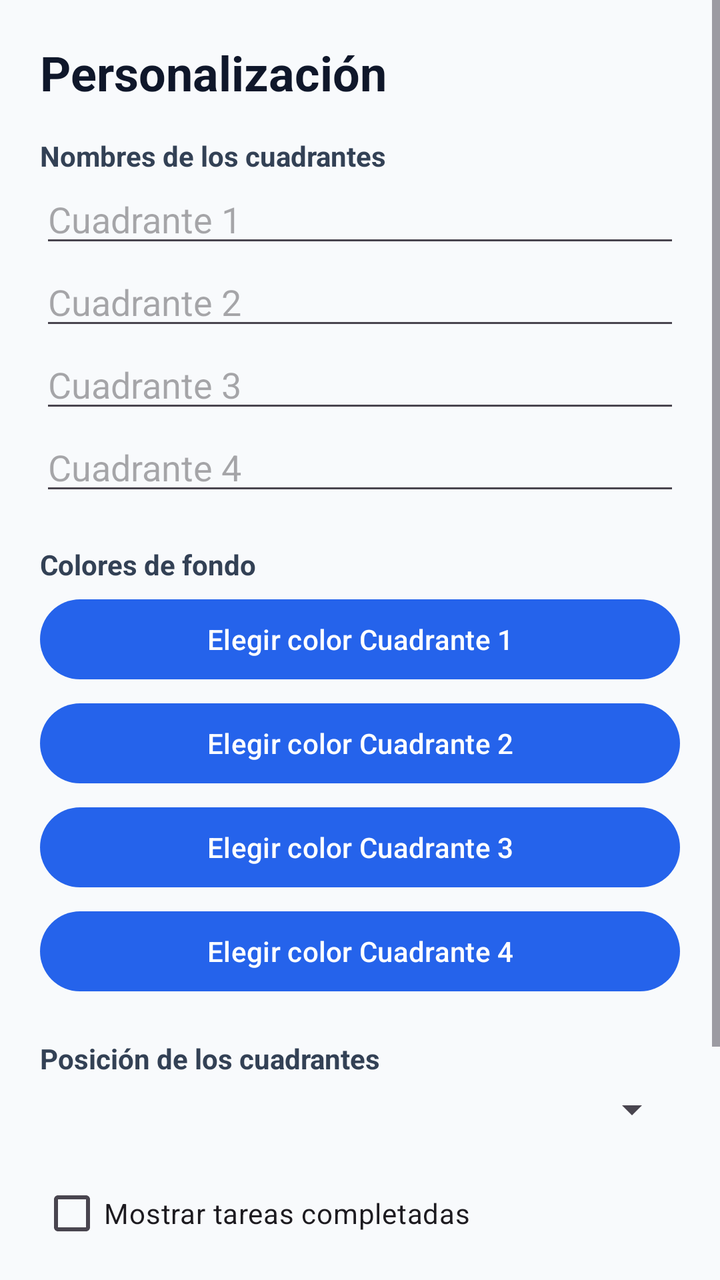
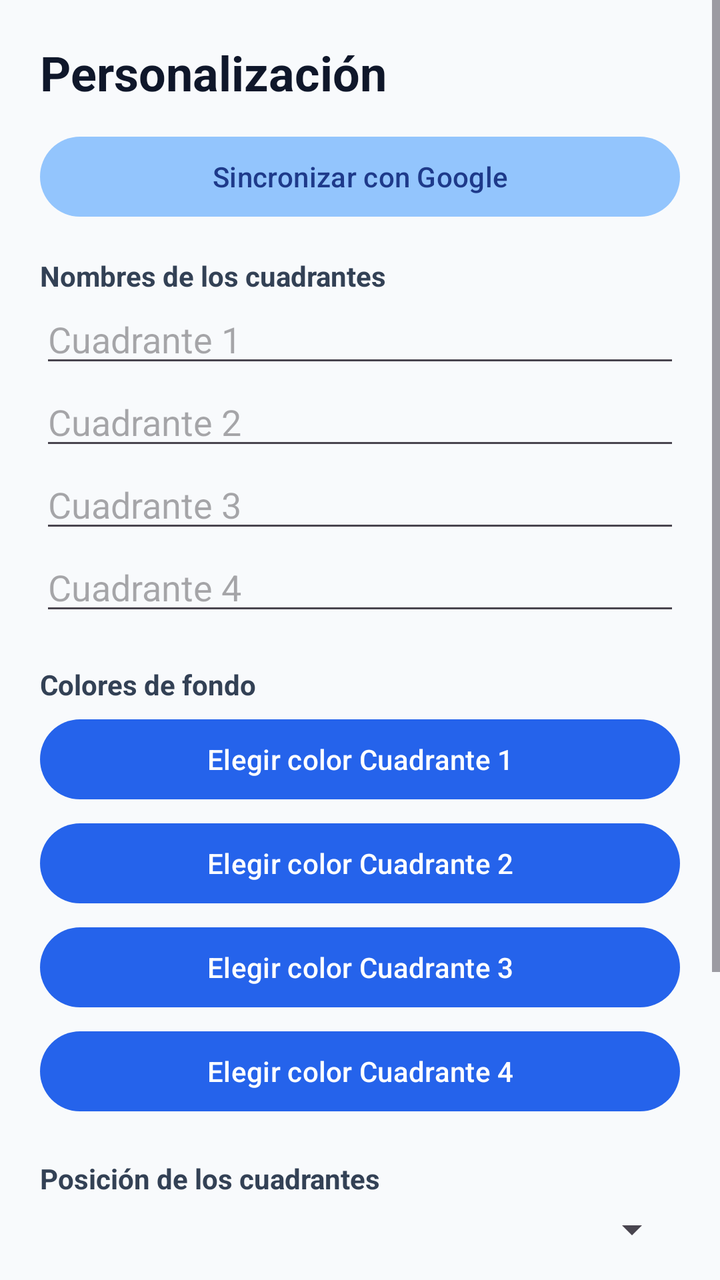

An Android layout rendered at two revisions. The XML below is the earlier revision; the diff shows what the commit changed to produce the second picture.
<!-- AndroidManifest.xml: application theme AppTheme -->
<!-- res/layout/activity_settings.xml -->
<?xml version="1.0" encoding="utf-8"?>
<ScrollView xmlns:android="http://schemas.android.com/apk/res/android"
    xmlns:app="http://schemas.android.com/apk/res-auto"
    android:layout_width="match_parent"
    android:layout_height="match_parent"
    android:background="#F8FAFC"
    android:fillViewport="true">

    <LinearLayout
        android:layout_width="match_parent"
        android:layout_height="wrap_content"
        android:orientation="vertical"
        android:padding="20dp">

        <TextView
            android:layout_width="match_parent"
            android:layout_height="wrap_content"
            android:text="@string/custom_title"
            android:textColor="#0F172A"
            android:textSize="24sp"
            android:textStyle="bold" />

        <TextView
            android:layout_width="match_parent"
            android:layout_height="wrap_content"
            android:layout_marginTop="16dp"
            android:text="Nombres de los cuadrantes"
            android:textColor="#334155"
            android:textStyle="bold" />

        <EditText
            android:id="@+id/etTitleQ1"
            android:layout_width="match_parent"
            android:layout_height="wrap_content"
            android:hint="Cuadrante 1"
            android:inputType="textCapSentences"
            android:maxLines="1" />
        <EditText
            android:id="@+id/etTitleQ2"
            android:layout_width="match_parent"
            android:layout_height="wrap_content"
            android:hint="Cuadrante 2"
            android:inputType="textCapSentences"
            android:maxLines="1" />
        <EditText
            android:id="@+id/etTitleQ3"
            android:layout_width="match_parent"
            android:layout_height="wrap_content"
            android:hint="Cuadrante 3"
            android:inputType="textCapSentences"
            android:maxLines="1" />
        <EditText
            android:id="@+id/etTitleQ4"
            android:layout_width="match_parent"
            android:layout_height="wrap_content"
            android:hint="Cuadrante 4"
            android:inputType="textCapSentences"
            android:maxLines="1" />

        <TextView
            android:layout_width="match_parent"
            android:layout_height="wrap_content"
            android:layout_marginTop="20dp"
            android:text="Colores de fondo"
            android:textColor="#334155"
            android:textStyle="bold" />

        <Button
            android:id="@+id/btnColorQ1"
            android:layout_width="match_parent"
            android:layout_height="wrap_content"
            android:layout_marginTop="4dp"
            android:text="Elegir color Cuadrante 1" />
        <Button
            android:id="@+id/btnColorQ2"
            android:layout_width="match_parent"
            android:layout_height="wrap_content"
            android:layout_marginTop="4dp"
            android:text="Elegir color Cuadrante 2" />
        <Button
            android:id="@+id/btnColorQ3"
            android:layout_width="match_parent"
            android:layout_height="wrap_content"
            android:layout_marginTop="4dp"
            android:text="Elegir color Cuadrante 3" />
        <Button
            android:id="@+id/btnColorQ4"
            android:layout_width="match_parent"
            android:layout_height="wrap_content"
            android:layout_marginTop="4dp"
            android:text="Elegir color Cuadrante 4" />

        <TextView
            android:layout_width="match_parent"
            android:layout_height="wrap_content"
            android:layout_marginTop="20dp"
            android:text="Posición de los cuadrantes"
            android:textColor="#334155"
            android:textStyle="bold" />

        <Spinner
            android:id="@+id/spinnerOrder"
            android:layout_width="match_parent"
            android:layout_height="wrap_content"
            android:layout_marginTop="4dp" />

        <CheckBox
            android:id="@+id/showCompleted"
            android:layout_width="match_parent"
            android:layout_height="wrap_content"
            android:layout_marginTop="16dp"
            android:text="@string/show_completed" />

        
        <com.google.android.material.button.MaterialButton
            android:id="@+id/btnTestNotifySettings"
            style="@style/Widget.Material3.Button.TonalButton"
            android:layout_width="match_parent"
            android:layout_height="wrap_content"
            android:layout_marginTop="24dp"
            app:backgroundTint="#93C5FD"
            android:textColor="#1E3A8A"
            android:text="@string/test_reminder" />

        <Button
            android:id="@+id/btnSaveSettings"
            android:layout_width="match_parent"
            android:layout_height="wrap_content"
            android:layout_marginTop="12dp"
            android:text="@string/save_settings" />
    </LinearLayout>
</ScrollView>
<!-- resources referenced by this layout -->
<resources>
  <string name="custom_title">Personalización</string>
  <string name="save_settings">Guardar y actualizar widget</string>
  <string name="show_completed">Mostrar tareas completadas</string>
  <string name="test_reminder">Probar recordatorio</string>
  <style name="AppTheme" parent="Theme.Material3.Light.NoActionBar">
          <item name="colorPrimary">#2563EB</item>
          <item name="android:statusBarColor">#0F172A</item>
          <item name="android:navigationBarColor">#0F172A</item>
      </style>
</resources>

<!-- the commit's change to res/layout/activity_settings.xml (unified diff, before → after) -->
@@ -20,6 +20,16 @@
             android:textSize="24sp"
             android:textStyle="bold" />
 
+        
+        <com.google.android.material.button.MaterialButton
+            android:id="@+id/btnGoogleSync"
+            android:layout_width="match_parent"
+            android:layout_height="wrap_content"
+            android:layout_marginTop="12dp"
+            android:text="Sincronizar con Google"
+            app:backgroundTint="#93C5FD"
+            android:textColor="#1E3A8A" />
+
         <TextView
             android:layout_width="match_parent"
             android:layout_height="wrap_content"
@@ -28,90 +38,23 @@
             android:textColor="#334155"
             android:textStyle="bold" />
 
-        <EditText
-            android:id="@+id/etTitleQ1"
-            android:layout_width="match_parent"
-            android:layout_height="wrap_content"
-            android:hint="Cuadrante 1"
-            android:inputType="textCapSentences"
-            android:maxLines="1" />
-        <EditText
-            android:id="@+id/etTitleQ2"
-            android:layout_width="match_parent"
-            android:layout_height="wrap_content"
-            android:hint="Cuadrante 2"
-            android:inputType="textCapSentences"
-            android:maxLines="1" />
-        <EditText
-            android:id="@+id/etTitleQ3"
-            android:layout_width="match_parent"
-            android:layout_height="wrap_content"
-            android:hint="Cuadrante 3"
-            android:inputType="textCapSentences"
-            android:maxLines="1" />
-        <EditText
-            android:id="@+id/etTitleQ4"
-            android:layout_width="match_parent"
-            android:layout_height="wrap_content"
-            android:hint="Cuadrante 4"
-            android:inputType="textCapSentences"
-            android:maxLines="1" />
+        <EditText android:id="@+id/etTitleQ1" android:layout_width="match_parent" android:layout_height="wrap_content" android:hint="Cuadrante 1" android:inputType="textCapSentences" android:maxLines="1" />
+        <EditText android:id="@+id/etTitleQ2" android:layout_width="match_parent" android:layout_height="wrap_content" android:hint="Cuadrante 2" android:inputType="textCapSentences" android:maxLines="1" />
+        <EditText android:id="@+id/etTitleQ3" android:layout_width="match_parent" android:layout_height="wrap_content" android:hint="Cuadrante 3" android:inputType="textCapSentences" android:maxLines="1" />
+        <EditText android:id="@+id/etTitleQ4" android:layout_width="match_parent" android:layout_height="wrap_content" android:hint="Cuadrante 4" android:inputType="textCapSentences" android:maxLines="1" />
 
-        <TextView
-            android:layout_width="match_parent"
-            android:layout_height="wrap_content"
-            android:layout_marginTop="20dp"
-            android:text="Colores de fondo"
-            android:textColor="#334155"
-            android:textStyle="bold" />
+        <TextView android:layout_width="match_parent" android:layout_height="wrap_content" android:layout_marginTop="20dp" android:text="Colores de fondo" android:textColor="#334155" android:textStyle="bold" />
 
-        <Button
-            android:id="@+id/btnColorQ1"
-            android:layout_width="match_parent"
-            android:layout_height="wrap_content"
-            android:layout_marginTop="4dp"
-            android:text="Elegir color Cuadrante 1" />
-        <Button
-            android:id="@+id/btnColorQ2"
-            android:layout_width="match_parent"
-            android:layout_height="wrap_content"
-            android:layout_marginTop="4dp"
-            android:text="Elegir color Cuadrante 2" />
-        <Button
-            android:id="@+id/btnColorQ3"
-            android:layout_width="match_parent"
-            android:layout_height="wrap_content"
-            android:layout_marginTop="4dp"
-            android:text="Elegir color Cuadrante 3" />
-        <Button
-            android:id="@+id/btnColorQ4"
-            android:layout_width="match_parent"
-            android:layout_height="wrap_content"
-            android:layout_marginTop="4dp"
-            android:text="Elegir color Cuadrante 4" />
+        <Button android:id="@+id/btnColorQ1" android:layout_width="match_parent" android:layout_height="wrap_content" android:layout_marginTop="4dp" android:text="Elegir color Cuadrante 1" />
+        <Button android:id="@+id/btnColorQ2" android:layout_width="match_parent" android:layout_height="wrap_content" android:layout_marginTop="4dp" android:text="Elegir color Cuadrante 2" />
+        <Button android:id="@+id/btnColorQ3" android:layout_width="match_parent" android:layout_height="wrap_content" android:layout_marginTop="4dp" android:text="Elegir color Cuadrante 3" />
+        <Button android:id="@+id/btnColorQ4" android:layout_width="match_parent" android:layout_height="wrap_content" android:layout_marginTop="4dp" android:text="Elegir color Cuadrante 4" />
 
-        <TextView
-            android:layout_width="match_parent"
-            android:layout_height="wrap_content"
-            android:layout_marginTop="20dp"
-            android:text="Posición de los cuadrantes"
-            android:textColor="#334155"
-            android:textStyle="bold" />
+        <TextView android:layout_width="match_parent" android:layout_height="wrap_content" android:layout_marginTop="20dp" android:text="Posición de los cuadrantes" android:textColor="#334155" android:textStyle="bold" />
+        <Spinner android:id="@+id/spinnerOrder" android:layout_width="match_parent" android:layout_height="wrap_content" android:layout_marginTop="4dp" />
 
-        <Spinner
-            android:id="@+id/spinnerOrder"
-            android:layout_width="match_parent"
-            android:layout_height="wrap_content"
-            android:layout_marginTop="4dp" />
+        <CheckBox android:id="@+id/showCompleted" android:layout_width="match_parent" android:layout_height="wrap_content" android:layout_marginTop="16dp" android:text="@string/show_completed" />
 
-        <CheckBox
-            android:id="@+id/showCompleted"
-            android:layout_width="match_parent"
-            android:layout_height="wrap_content"
-            android:layout_marginTop="16dp"
-            android:text="@string/show_completed" />
-
-        
         <com.google.android.material.button.MaterialButton
             android:id="@+id/btnTestNotifySettings"
             style="@style/Widget.Material3.Button.TonalButton"
